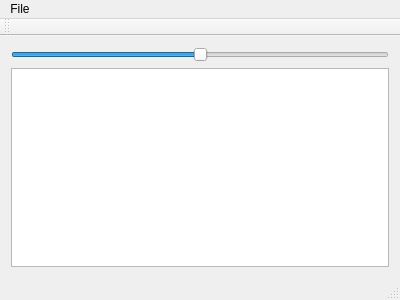
This is ChipDisplay/MainWin.ui in augustin/cpd-ChipLib as Qt 5 draws it before an edit. The edited form follows.
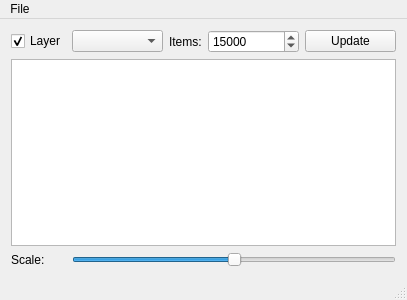
This is the edited form.

Commit message: Add more features to MainWin.

Patch:
```diff
--- a/ChipDisplay/MainWin.ui
+++ b/ChipDisplay/MainWin.ui
@@ -6,7 +6,7 @@
    <rect>
     <x>0</x>
     <y>0</y>
-    <width>400</width>
+    <width>407</width>
     <height>300</height>
    </rect>
   </property>
@@ -15,14 +15,60 @@
   </property>
   <widget class="QWidget" name="centralWidget">
    <layout class="QGridLayout" name="gridLayout">
-    <item row="1" column="0">
+    <item row="0" column="1">
+     <widget class="QComboBox" name="layersCmb"/>
+    </item>
+    <item row="0" column="2">
+     <widget class="QLabel" name="label_3">
+      <property name="sizePolicy">
+       <sizepolicy hsizetype="Fixed" vsizetype="Preferred">
+        <horstretch>0</horstretch>
+        <verstretch>0</verstretch>
+       </sizepolicy>
+      </property>
+      <property name="text">
+       <string>Items:</string>
+      </property>
+     </widget>
+    </item>
+    <item row="0" column="3">
+     <widget class="QSpinBox" name="itemsSpin">
+      <property name="minimum">
+       <number>100</number>
+      </property>
+      <property name="maximum">
+       <number>1000000</number>
+      </property>
+      <property name="value">
+       <number>15000</number>
+      </property>
+     </widget>
+    </item>
+    <item row="0" column="4">
+     <widget class="QPushButton" name="btnUpdate">
+      <property name="text">
+       <string>Update</string>
+      </property>
+     </widget>
+    </item>
+    <item row="1" column="0" colspan="5">
      <widget class="QGraphicsView" name="graphicsView"/>
     </item>
-    <item row="0" column="0">
+    <item row="2" column="0">
+     <widget class="QLabel" name="label_4">
+      <property name="sizePolicy">
+       <sizepolicy hsizetype="Fixed" vsizetype="Preferred">
+        <horstretch>0</horstretch>
+        <verstretch>0</verstretch>
+       </sizepolicy>
+      </property>
+      <property name="text">
+       <string>Scale:</string>
+      </property>
+     </widget>
+    </item>
+    <item row="2" column="1" colspan="4">
      <widget class="QSlider" name="horizontalSlider">
-      <property name="minimum">
-       <number>0</number>
-      </property>
       <property name="maximum">
        <number>200</number>
       </property>
@@ -34,6 +80,16 @@
       </property>
      </widget>
     </item>
+    <item row="0" column="0">
+     <widget class="QCheckBox" name="layerChk">
+      <property name="text">
+       <string>Layer</string>
+      </property>
+      <property name="checked">
+       <bool>true</bool>
+      </property>
+     </widget>
+    </item>
    </layout>
   </widget>
   <widget class="QMenuBar" name="menuBar">
@@ -41,7 +97,7 @@
     <rect>
      <x>0</x>
      <y>0</y>
-     <width>400</width>
+     <width>407</width>
      <height>21</height>
     </rect>
    </property>
@@ -55,14 +111,6 @@
    </widget>
    <addaction name="menuFile"/>
   </widget>
-  <widget class="QToolBar" name="mainToolBar">
-   <attribute name="toolBarArea">
-    <enum>TopToolBarArea</enum>
-   </attribute>
-   <attribute name="toolBarBreak">
-    <bool>false</bool>
-   </attribute>
-  </widget>
   <widget class="QStatusBar" name="statusBar"/>
   <action name="actionOpen_CIF">
    <property name="text">
```
Left out of the diff: 19 changed lines with no effect on the pictures. The commit also changes 3 other files.
